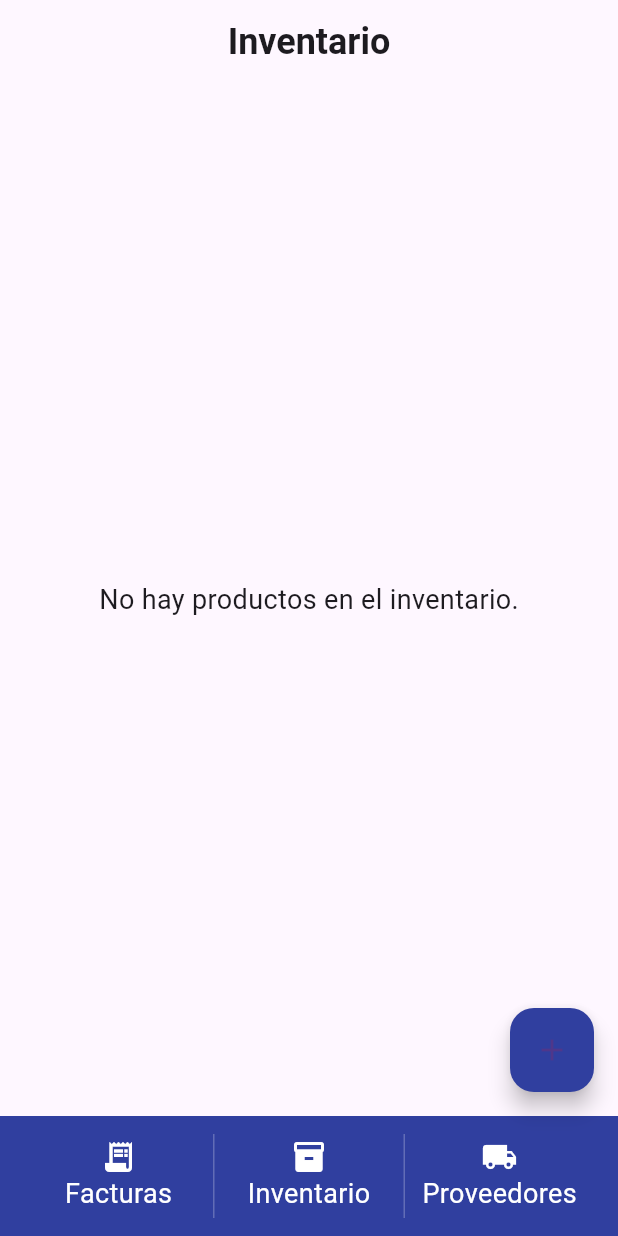
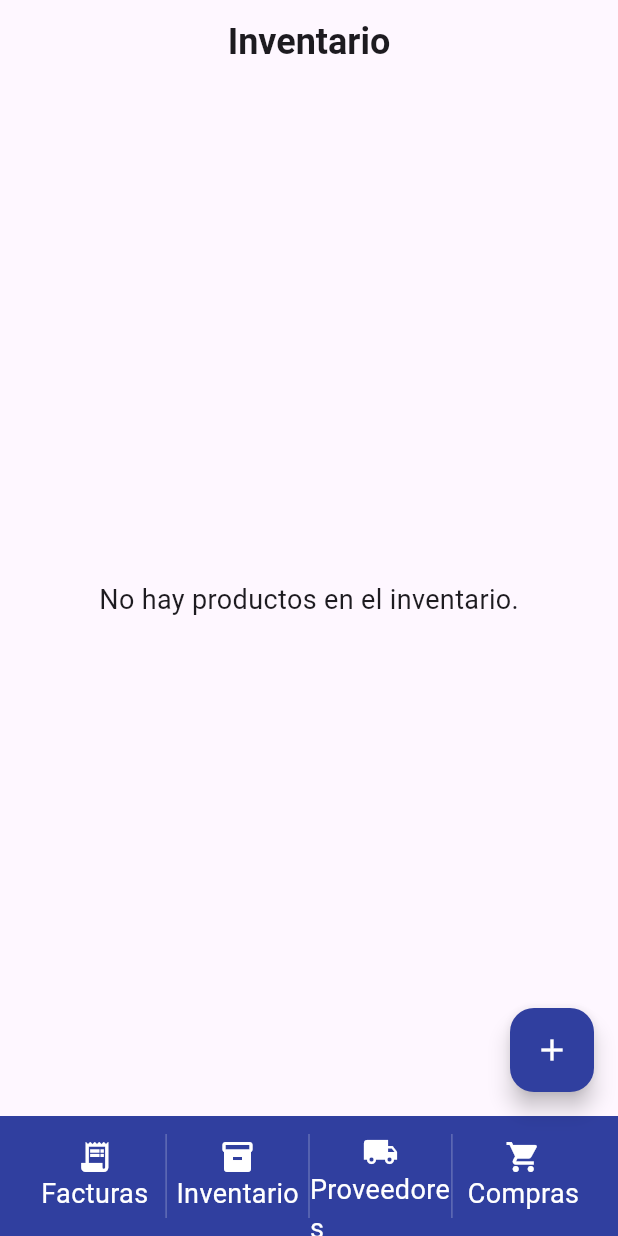
Before and after one commit to zydren/Punto-de-venta-m-vil, a Flutter app: the Inventario screen opened directly, item 3 of the bottom bar chosen, after a tap on "Facturas", after a tap on "Inventario", on a phone screen of 412 x 824 dp. Run offline on Flutter 3.47's test engine with Material 3 defaults, Android fonts, the phone set to English and light mode, and no system bars; our stand-ins replace drift; accounts and stored records are empty; generated files the repository leaves out were written again.

Commit message:
Version con compra añadidas

```diff
--- a/lib/barr.dart
+++ b/lib/barr.dart
@@ -1,7 +1,13 @@
 import 'package:flutter/material.dart';
 import 'inicio.dart';
-import 'inventario.dart';
+import 'productos/inventario.dart';
 import 'proveedores.dart';
+import 'compras_factura_page.dart';
+import 'compras_page.dart';
+import 'database/database.dart';
+
+final AppDatabase db = AppDatabase();
+
 
 // Función que retorna la barra inferior
 Widget bottomNavBar(BuildContext context, {required String currentPage}) {
@@ -9,6 +15,7 @@ Widget bottomNavBar(BuildContext context, {required String currentPage}) {
     color: Colors.indigo.shade700,
     child: Row(
       children: [
+        // --- Facturas ---
         Expanded(
           child: InkWell(
             onTap: () {
@@ -32,6 +39,7 @@ Widget bottomNavBar(BuildContext context, {required String currentPage}) {
 
         VerticalDivider(width: 1, thickness: 1, color: Colors.white24),
 
+        // --- Inventario ---
         Expanded(
           child: InkWell(
             onTap: () {
@@ -55,13 +63,14 @@ Widget bottomNavBar(BuildContext context, {required String currentPage}) {
 
         VerticalDivider(width: 1, thickness: 1, color: Colors.white24),
 
+        // --- Proveedores ---
         Expanded(
           child: InkWell(
             onTap: () {
               if (currentPage != "Proveedores") {
                 Navigator.pushReplacement(
                   context,
-                  MaterialPageRoute(builder: (context) =>  Proveedores()),
+                  MaterialPageRoute(builder: (context) => Proveedores()),
                 );
               }
             },
@@ -75,6 +84,31 @@ Widget bottomNavBar(BuildContext context, {required String currentPage}) {
             ),
           ),
         ),
+
+        VerticalDivider(width: 1, thickness: 1, color: Colors.white24),
+
+        // --- Compras (nuevo botón) ---
+        Expanded(
+          child: InkWell(
+            onTap: () {
+              if (currentPage != "Compras") {
+
+                Navigator.pushReplacement(
+                  context,
+                  MaterialPageRoute(builder: (context) => ComprasPage(db:db)),
+                );
+              }
+            },
+            child: Column(
+              mainAxisSize: MainAxisSize.min,
+              mainAxisAlignment: MainAxisAlignment.center,
+              children: [
+                Icon(Icons.shopping_cart, color: Colors.white),
+                Text("Compras", style: TextStyle(color: Colors.white)),
+              ],
+            ),
+          ),
+        ),
       ],
     ),
   );
--- a/lib/database/database.dart
+++ b/lib/database/database.dart
@@ -7,13 +7,42 @@ import 'package:path_provider/path_provider.dart';
 
 part 'database.g.dart';
 
-@DriftDatabase(tables: [Productos, Proveedores])
+@DriftDatabase(tables: [Productos, Proveedores, Compras, ComprasDetalle])
 class AppDatabase extends _$AppDatabase {
   AppDatabase() : super(_openConnection());
 
   @override
   int get schemaVersion => 1;
+
+  // 👈 DEBES AÑADIR ESTO
+  @override
+  MigrationStrategy get migration {
+    return MigrationStrategy(
+      onCreate: (Migrator m) {
+        // Crea todas las tablas si no existen (ejecutado solo en la v1)
+        return m.createAll();
+      },
+      onUpgrade: (Migrator m, int from, int to) async {
+        // Lógica para actualizar de una versión a otra (ejecutado cuando from < to)
+        if (from == 1) {
+          // Si vienes de la versión 1, crea las tablas que faltaban (si aplicara)
+          // O, si modificaste una tabla existente (ej: Productos), usa ALTER TABLE
+
+          // Por ejemplo, si en la versión 1 Productos NO tenía 'codigoBarras' y 'proveedor',
+          // debes agregar esas columnas aquí:
+          await m.addColumn(productos, productos.codigoBarras);
+          await m.addColumn(productos, productos.proveedor);
+
+          // Si creaste Compras o ComprasDetalle en la v2:
+          // await m.createTable(compras);
+          // await m.createTable(comprasDetalle);
+        }
+      },
+    );
+  }
+// ------------------------------------
 }
+
 
 LazyDatabase _openConnection() {
   return LazyDatabase(() async {
--- a/lib/database/tables.dart
+++ b/lib/database/tables.dart
@@ -21,3 +21,20 @@ class Proveedores extends Table {
   TextColumn get numero => text()();
   TextColumn get correo => text()();
 }
+
+// --------- Tabla Compras (Encabezado) ---------
+class Compras extends Table {
+  IntColumn get id => integer().autoIncrement()();
+  DateTimeColumn get fecha => dateTime().withDefault(currentDateAndTime)();
+  TextColumn get proveedor => text().nullable()();
+  RealColumn get total => real().withDefault(const Constant(0.0))();
+}
+
+// --------- Tabla ComprasDetalle (Productos por compra) ---------
+class ComprasDetalle extends Table {
+  IntColumn get id => integer().autoIncrement()();
+  IntColumn get compraId => integer().references(Compras, #id)();
+  IntColumn get productoId => integer().references(Productos, #id)();
+  IntColumn get cantidad => integer()();
+  RealColumn get precioCompra => real()();
+}
--- a/lib/inventario.dart
+++ b/lib/productos/inventario.dart
@@ -1,8 +1,8 @@
 import 'package:flutter/material.dart';
-import 'database/database.dart'; // tu Drift database
-import 'barr.dart';
-import 'productos/agregar_producto.dart';
-import 'productos/editar_producto.dart';
+import '../database/database.dart'; // tu Drift database
+import '../barr.dart';
+import 'agregar_producto.dart';
+import 'editar_producto.dart';
 
 class Inventario extends StatefulWidget {
   final AppDatabase db = AppDatabase(); // Instancia única de la base de datos
@@ -80,7 +80,7 @@ class _InventarioState extends State<Inventario> {
       ),
       floatingActionButton: FloatingActionButton(
         backgroundColor: Colors.indigo.shade700,
-        child: const Icon(Icons.add),
+        child: const Icon(Icons.add, color: Colors.white,),
         onPressed: () async {
           // Navegar a la página de agregar producto pasando la misma instancia de DB
           await Navigator.push(
@@ -89,7 +89,7 @@ class _InventarioState extends State<Inventario> {
               builder: (context) => AgregarProductoPage(db: widget.db),
             ),
           );
-          setState(() {}); // fuerza refresco si es necesario
+          setState(() {}); // fuerza refresco si es necesario (hasta el momento si es necesario)!
         },
       ),
       bottomNavigationBar: bottomNavBar(
--- a/lib/proveedores.dart
+++ b/lib/proveedores.dart
@@ -119,7 +119,7 @@ class _ProveedoresState extends State<Proveedores> {
       ),
       floatingActionButton: FloatingActionButton(
         backgroundColor: Colors.indigo.shade700,
-        child: const Icon(Icons.add),
+        child: const Icon(Icons.add, color: Colors.white,),
         onPressed: () async {
           final agregado = await Navigator.push(
             context,
```
Also changed, not shown: lib/compras_factura_page.dart (added, +175 -0 lines), lib/compras_page.dart (added, +54 -0 lines), lib/editar_proveedor.dart (+64 -14 lines), lib/database/database.g.dart.
